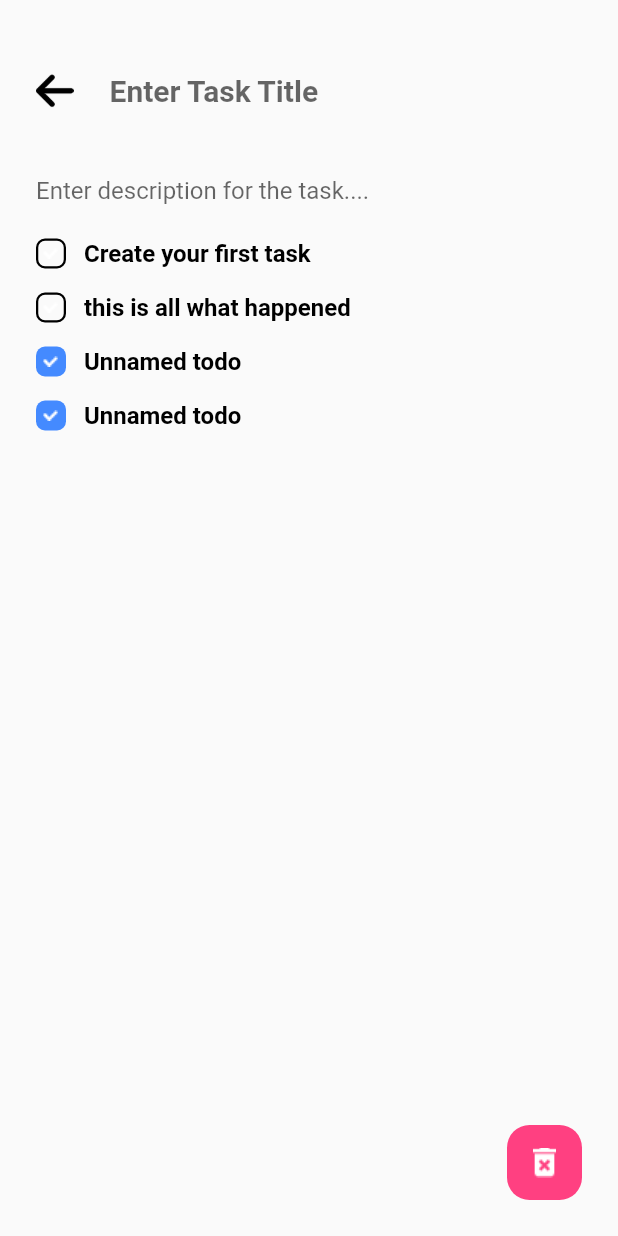
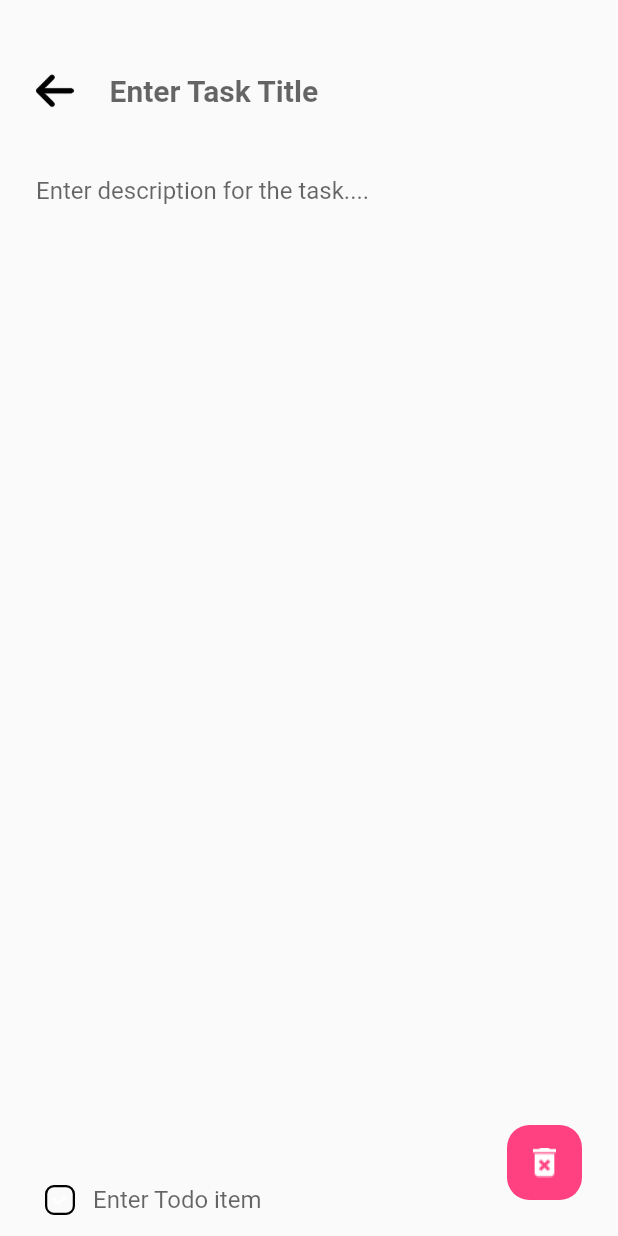
Before and after one commit to keerushar/Todo-app, a Flutter app: the TaskPage screen opened directly, on a phone screen of 412 x 824 dp. Run offline on Flutter 3.47's test engine with Material 2 defaults, Android fonts, the phone set to English and light mode, and no system bars; our stand-ins replace sqflite; accounts and stored records are empty.

Commit message:
add todo items seperately

```diff
--- /dev/null
+++ b/lib/models/todo.dart
@@ -0,0 +1,17 @@
+class Todo {
+  final int? id;
+  final int? taskId;
+  final String? title;
+  final int? isChecked;
+
+  Todo({this.id, this.taskId, this.title, this.isChecked});
+
+  Map<String, dynamic> toMap() {
+    return {
+      'id': id,
+      'taskId': taskId,
+      'title': title,
+      'isChecked': isChecked,
+    };
+  }
+}
--- a/lib/widgets/taskpage.dart
+++ b/lib/widgets/taskpage.dart
@@ -1,6 +1,7 @@
 import 'package:flutter/material.dart';
 import 'package:todo/database_helper.dart';
 import 'package:todo/models/task.dart';
+import 'package:todo/models/todo.dart';
 import 'package:todo/widgets/widgets.dart';
 
 class TaskPage extends StatefulWidget {
@@ -12,14 +13,16 @@ class TaskPage extends StatefulWidget {
 }
 
 class _TaskPageState extends State<TaskPage> {
-  String _taskTitle = "";  //initialize
+  String _taskTitle = ""; //initialize
+  DatabaseHelper _dhelper = DatabaseHelper();
+  int _taskId = 0;
 
   @override
   void initState() {
-
     // used to display task editing section while touch the tasklist
     if (widget.task != null) {
       _taskTitle = widget.task!.title!;
+      _taskId = widget.task!.id!;
     }
     super.initState();
   }
@@ -68,7 +71,9 @@ class _TaskPageState extends State<TaskPage> {
                                 }
                               }
                             },
-                            controller: TextEditingController()..text  = _taskTitle, //jun task ho tei dekhaune while touching this
+                            controller: TextEditingController()
+                              ..text =
+                                  _taskTitle, //jun task ho tei dekhaune while touching this
                             decoration: InputDecoration(
                                 hintText: 'Enter Task Title',
                                 border: InputBorder.none),
@@ -89,20 +94,70 @@ class _TaskPageState extends State<TaskPage> {
                           horizontal: 24,
                         )),
                   ),
-                  Todowidgets(
-                    text: "Create your first task",
-                    isChecked: false,
-                  ),
-                  Todowidgets(
-                    text: "this is all what happened",
-                    isChecked: false,
-                  ),
-                  Todowidgets(
-                    isChecked: true,
-                  ),
-                  Todowidgets(
-                    isChecked: true,
-                  ),
+                  FutureBuilder(
+                      initialData: [],
+                      future: _dhelper.getTodo(_taskId),
+                      builder: (context, AsyncSnapshot snapshot) {
+                        return Expanded(
+                            child: ListView.builder(
+                                itemCount: snapshot.data.length,
+                                itemBuilder: (context, index) {
+                                  return Todowidgets(
+                                    text: snapshot.data[index].title,
+                                    isChecked:
+                                        snapshot.data[index].isChecked == 0
+                                            ? false
+                                            : true,
+                                  );
+                                }));
+                      }),
+                  Padding(
+                    padding: EdgeInsets.symmetric(horizontal: 30),
+                    child: Row(
+                      children: [
+                        Container(
+                          width: 20,
+                          height: 20,
+                          margin: EdgeInsets.only(
+                            right: 12.0,
+                          ),
+                          decoration: BoxDecoration(
+                              color: Colors.transparent,
+                              borderRadius: BorderRadius.circular(6),
+                              border: Border.all(
+                                width: 1.5,
+                                color: Colors.black,
+                              )),
+                          child: Image(
+                            image: AssetImage('assets/images/checked.png'),
+                          ),
+                        ),
+                        Expanded(
+                          child: TextField(
+                            onSubmitted: (value) async {
+                              if (value != "") {
+                                if (_taskId != 0) {
+                                  DatabaseHelper _dhelper = DatabaseHelper();
+                                  Todo _newTodo = Todo(
+                                    title: value,
+                                    isChecked: 0,
+                                    taskId: _taskId,
+                                  );
+                                  await _dhelper.insertTodo(_newTodo);
+                                  setState(() {});
+                                } else {
+                                  print('task doesnt exists');
+                                }
+                              }
+                            },
+                            decoration: InputDecoration(
+                                hintText: "Enter Todo item",
+                                border: InputBorder.none),
+                          ),
+                        ),
+                      ],
+                    ),
+                  )
                 ],
               ),
               Positioned(
--- a/lib/widgets/widgets.dart
+++ b/lib/widgets/widgets.dart
@@ -65,14 +65,12 @@ class Todowidgets extends StatelessWidget {
               right: 12.0,
             ),
             decoration: BoxDecoration(
-                color: isChecked ? Colors.blueAccent : Colors.transparent,
+                color: Colors.transparent,
                 borderRadius: BorderRadius.circular(6),
-                border: isChecked
-                    ? null
-                    : Border.all(
-                        width: 1.5,
-                        color: Colors.black,
-                      )),
+                border: Border.all(
+                  width: 1.5,
+                  color: Colors.black,
+                )),
             child: Image(
               image: AssetImage('assets/images/checked.png'),
             ),
@@ -94,7 +92,7 @@ class Todowidgets extends StatelessWidget {
 class NoGlowBehaviour extends ScrollBehavior {
   @override
   Widget buildViewportChrome(
-    BuildContext context, Widget child, AxisDirection axisDirection) {
+      BuildContext context, Widget child, AxisDirection axisDirection) {
     return child;
   }
 }
```
Also changed, not shown: lib/database_helper.dart (+26 -2 lines).
